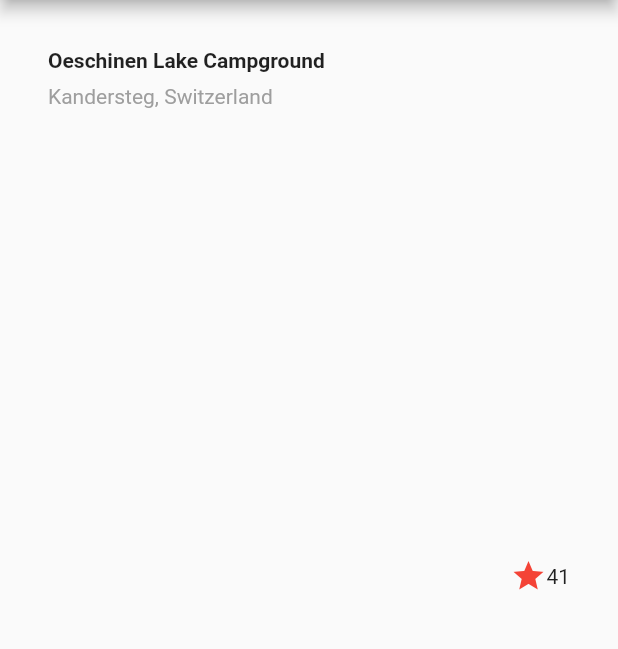
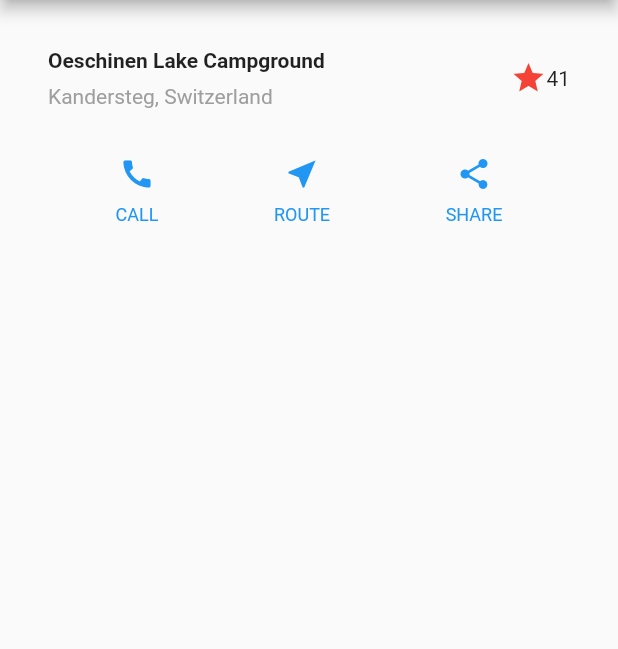
Before and after one commit to dhelarius/flutter_layout_demo, a Flutter app: the screen it shows after launch, on a phone screen of 412 x 824 dp, the part 84-733 px from its top. Run offline on Flutter 3.47's test engine with Material 2 defaults, Android fonts, the phone set to English and light mode, and no system bars.

Commit message:
implement button row

```diff
--- a/lib/main.dart
+++ b/lib/main.dart
@@ -43,16 +43,48 @@ class MyApp extends StatelessWidget {
       ),
     );
 
+    Color color = Theme.of(context).primaryColor;
+
+    Widget buttonSection = Container(
+      child: Row(
+        mainAxisAlignment: MainAxisAlignment.spaceEvenly,
+        children: [
+          _builColumnButton(color, Icons.call, 'CALL'),
+          _builColumnButton(color, Icons.near_me, 'ROUTE'),
+          _builColumnButton(color, Icons.share, 'SHARE'),
+        ],
+      ),
+    );
+
     return MaterialApp(
       title: 'Flutter layout demo',
       home: Scaffold(
         appBar: AppBar(
           title: Text('Flutter layout demo'),
         ),
-        body: Center(
-          child: titleSection,
-        ),
+        body: Column(children: [titleSection, buttonSection]),
       ),
     );
   }
 }
+
+Column _builColumnButton(Color color, IconData icon, String label) {
+  return Column(
+    mainAxisSize: MainAxisSize.min,
+    mainAxisAlignment: MainAxisAlignment.center,
+    children: [
+      Icon(icon, color: color),
+      Container(
+        margin: const EdgeInsets.only(top: 8),
+        child: Text(
+          label,
+          style: TextStyle(
+            fontSize: 12,
+            fontWeight: FontWeight.w400,
+            color: color,
+          ),
+        ),
+      ),
+    ],
+  );
+}
```
